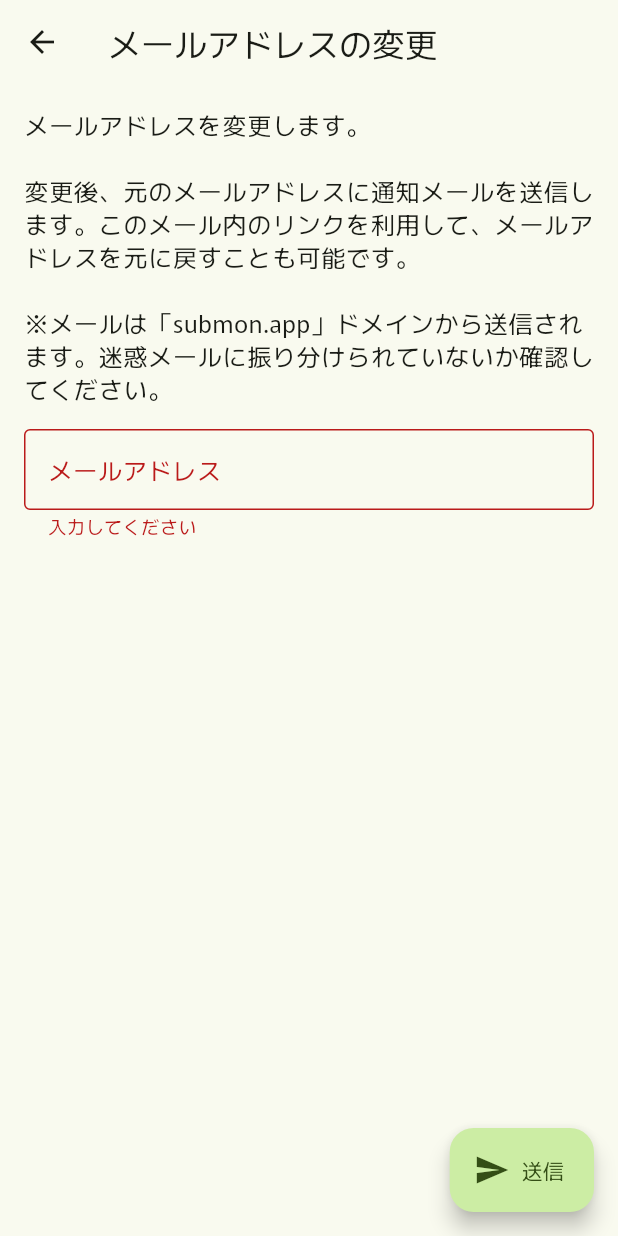
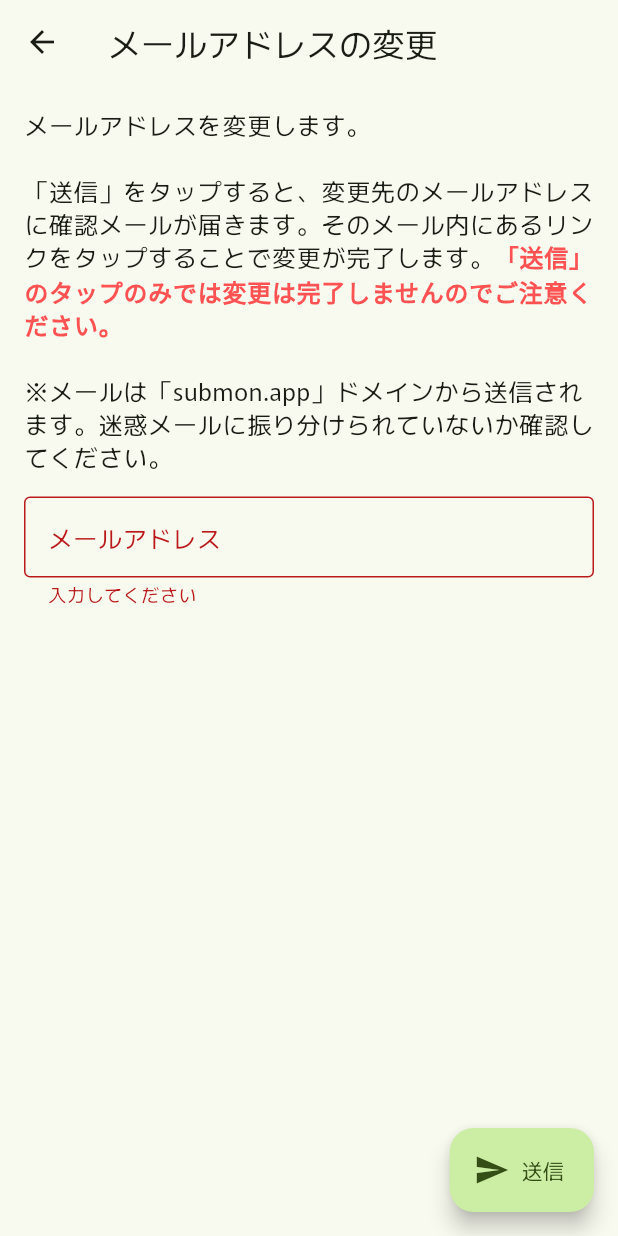
Before and after one commit to chika3742/submon_flt, a Flutter app: the AccountEditPage screen opened by its route, after a tap on "送信", on a phone screen of 412 x 824 dp. Run offline on Flutter 3.47's test engine with Material 3 defaults, Android fonts, the phone set to English and light mode, and no system bars; our stand-ins replace audioplayers, cloud_firestore, cloud_functions, device_info_plus, event_bus, firebase_analytics and 16 more; missing offline and left inert: extension_google_sign_in_as_googleapis_auth, googleapis; accounts and stored records are empty; generated files the repository leaves out were written again.

Commit message:
リンクハンドリングの修正

```diff
--- a/lib/link_handler/auth_link_helper.dart
+++ b/lib/link_handler/auth_link_handler.dart
@@ -3,6 +3,7 @@ import 'package:firebase_crashlytics/firebase_crashlytics.dart';
 import 'package:flutter/material.dart';
 import 'package:shared_preferences/shared_preferences.dart';
 import 'package:submon/pages/settings/account_edit_page.dart';
+import 'package:url_launcher/url_launcher.dart';
 
 import '../auth/sign_in_handler.dart';
 import '../db/shared_prefs.dart';
@@ -10,8 +11,8 @@ import '../main.dart';
 import '../utils/ui.dart';
 import '../utils/utils.dart';
 
-class AuthLinkHelper {
-  AuthLinkHelper._();
+class AuthLinkHandler {
+  AuthLinkHandler._();
 
   static void handle(Uri url) {
     switch (url.queryParameters["mode"]) {
@@ -27,10 +28,7 @@ class AuthLinkHelper {
   }
 
   static Future<void> _handleSignIn(Uri url) async {
-    var codeInfo = await _checkAuthActionCode(url);
-
-    if (codeInfo != null &&
-        codeInfo.operation == ActionCodeInfoOperation.emailSignIn) {
+    if (FirebaseAuth.instance.isSignInWithEmailLink(url.toString())) {
       var continueUri = Uri.parse(url.queryParameters["continueUrl"]!);
 
       var isReauth = continueUri.path != "/sign-in-from-email";
@@ -51,13 +49,21 @@ class AuthLinkHelper {
                   arguments: AccountEditPageArguments(
                       continueUri.queryParameters["new_email"]));
             }
+          } on FirebaseAuthException catch (e, stack) {
+            if (e.code == "invalid-action-code") {
+              showSnackBar(globalContext!, "URLの有効期限が切れたか、コードが正しくありません。");
+            } else {
+              showSnackBar(globalContext!, "エラーが発生しました。(${e.code})");
+              FirebaseCrashlytics.instance.recordError(e, stack);
+            }
+            Navigator.of(globalContext!, rootNavigator: true).pop();
           } catch (e, stack) {
             showSnackBar(globalContext!, "エラーが発生しました。");
             FirebaseCrashlytics.instance.recordError(e, stack);
             Navigator.of(globalContext!, rootNavigator: true).pop();
           }
         } else {
-          showSnackBar(globalContext!, "エラーが発生しました。");
+          showSnackBar(globalContext!, "ログインするデバイスと同じものでリンクを開いてください。");
         }
       } else {
         showSnackBar(globalContext!, "既にログインされています。ログアウトしてからお試しください。");
@@ -68,13 +74,10 @@ class AuthLinkHelper {
   static Future<void> _handleVerifyAndChangeEmail(Uri url) async {
     var codeInfo = await _checkAuthActionCode(url);
 
-    if (codeInfo != null &&
-        codeInfo.operation == ActionCodeInfoOperation.verifyAndChangeEmail) {
-      var auth = FirebaseAuth.instance;
-      await auth.applyActionCode(url.queryParameters["oobCode"]!);
-      await auth.signOut();
-      showSnackBar(globalContext!, "メールアドレスの変更が完了しました。再度ログインが必要となります。");
+    if (codeInfo != null) {
+      await FirebaseAuth.instance.signOut();
       backToWelcomePage(globalContext!);
+      launchUrl(url, mode: LaunchMode.externalApplication);
     }
   }
 
--- a/lib/link_handler/link_handler.dart
+++ b/lib/link_handler/link_handler.dart
@@ -3,7 +3,7 @@ import 'package:flutter/material.dart';
 import 'package:submon/link_handler/open_link_handler.dart';
 
 import '../utils/app_links.dart';
-import 'auth_link_helper.dart';
+import 'auth_link_handler.dart';
 
 class LinkHandler {
   LinkHandler._();
@@ -30,9 +30,9 @@ class LinkHandler {
     try {
       if (url.host == appDomain || url.scheme == "submon") {
         if (url.path == "/__/auth/action") {
-          AuthLinkHelper.handle(url);
+          AuthLinkHandler.handle(url);
         } else if (url.path == "/__/auth/links") {
-          AuthLinkHelper.handle(Uri.parse(url.queryParameters["link"]!));
+          AuthLinkHandler.handle(Uri.parse(url.queryParameters["link"]!));
         } else {
           OpenLinkHandler.handle(url);
         }
--- a/lib/main.dart
+++ b/lib/main.dart
@@ -251,7 +251,7 @@ class _ApplicationState extends State<Application> {
               (context) => SignInPage(
                 initialCred: args.initialCred,
                 mode: args.mode,
-                continuePath: args.continuePath,
+                continueUri: args.continueUri,
               ),
               settings,
             );
--- a/lib/pages/settings/account_edit_page.dart
+++ b/lib/pages/settings/account_edit_page.dart
@@ -2,6 +2,7 @@ import 'package:firebase_auth/firebase_auth.dart';
 import 'package:flutter/material.dart';
 import 'package:submon/auth/sign_in_handler.dart';
 import 'package:submon/pages/sign_in_page.dart';
+import 'package:submon/utils/app_links.dart';
 import 'package:submon/utils/ui.dart';
 import 'package:submon/utils/utils.dart';
 
@@ -60,7 +61,7 @@ class _AccountEditPageState extends State<AccountEditPage> {
         body: Stack(
           children: [
             if (_loading) const LinearProgressIndicator(),
-            Padding(
+            SingleChildScrollView(
               padding: const EdgeInsets.all(16.0),
               child: buildContent(),
             ),
@@ -127,11 +128,21 @@ class _AccountEditPageState extends State<AccountEditPage> {
   // Change email
   Widget buildChangeEmail() {
     return Column(crossAxisAlignment: CrossAxisAlignment.start, children: [
-      Text(
-          "メールアドレスを変更します。\n\n"
-          "変更後、元のメールアドレスに通知メールを送信します。このメール内のリンクを利用して、メールアドレスを元に戻すことも可能です。\n\n"
-          "※メールは「submon.app」ドメインから送信されます。迷惑メールに振り分けられていないか確認してください。",
-          style: Theme.of(context).textTheme.bodyLarge),
+      Text.rich(TextSpan(
+        children: const [
+          TextSpan(text: "メールアドレスを変更します。\n\n"),
+          TextSpan(
+              text: "「送信」をタップすると、変更先のメールアドレスに確認メールが"
+                  "届きます。そのメール内にあるリンクをタップすることで変更が完了します。"),
+          TextSpan(
+              text: "「送信」のタップのみでは変更は完了しませんのでご注意ください。\n\n",
+              style: TextStyle(
+                  fontWeight: FontWeight.bold, color: Colors.redAccent)),
+          TextSpan(
+              text: "※メールは「submon.app」ドメインから送信されます。迷惑メールに振り分けられていないか確認してください。")
+        ],
+        style: Theme.of(context).textTheme.bodyLarge,
+      )),
       const SizedBox(height: 16),
       TextFormField(
         controller: _form1Controller,
@@ -142,6 +153,7 @@ class _AccountEditPageState extends State<AccountEditPage> {
           border: const OutlineInputBorder(),
         ),
       ),
+      const SizedBox(height: 80),
     ]);
   }
 
@@ -160,11 +172,15 @@ class _AccountEditPageState extends State<AccountEditPage> {
     });
 
     try {
-      await FirebaseAuth.instance.currentUser!.updateEmail(
+      await FirebaseAuth.instance.currentUser!.verifyBeforeUpdateEmail(
         _form1Controller.text,
+        actionCodeSettings(Uri(
+          scheme: "https",
+          host: appDomain,
+        ).toString()),
       );
 
-      showSnackBar(context, "メールアドレスを変更しました。");
+      showSnackBar(context, "入力されたメールアドレスに確認メールを送信しました。ご確認ください。");
       Navigator.pop(context);
     } on FirebaseAuthException catch (e, stack) {
       switch (e.code) {
@@ -179,10 +195,17 @@ class _AccountEditPageState extends State<AccountEditPage> {
           var result = await Navigator.pushNamed(context, SignInPage.routeName,
               arguments: SignInPageArguments(
                 SignInMode.reauthenticate,
-                continuePath:
-                    "${AccountEditPage.changeEmailRouteName}?new_email=${Uri.encodeComponent(_form1Controller.text)}",
+                continueUri: Uri(
+                  scheme: "https",
+                  host: appDomain,
+                  path: AccountEditPage.changeEmailRouteName,
+                  queryParameters: {
+                    "new_email": _form1Controller.text,
+                  },
+                ),
               ));
           if (result == true) await changeEmail();
+          else Navigator.pop(context);
           break;
         default:
           handleAuthError(e, stack, context);
@@ -308,9 +331,13 @@ class _AccountEditPageState extends State<AccountEditPage> {
       if (e.code == "requires-recent-login") {
         showSnackBar(context, "セキュリティのため再ログインが必要です。");
         var result = await Navigator.pushNamed(context, SignInPage.routeName,
-            arguments: const SignInPageArguments(
+            arguments: SignInPageArguments(
               SignInMode.reauthenticate,
-              continuePath: AccountEditPage.deleteRouteName,
+              continueUri: Uri(
+                scheme: "https",
+                host: appDomain,
+                path: AccountEditPage.deleteRouteName,
+              ),
             ));
         if (result == true) {
           await executeAccountDeletion();
--- a/lib/pages/sign_in_page.dart
+++ b/lib/pages/sign_in_page.dart
@@ -19,13 +19,13 @@ class SignInPage extends StatefulWidget {
   const SignInPage({super.key,
       required this.initialCred,
       required this.mode,
-      this.continuePath});
+      this.continueUri});
 
   static const routeName = "/sign-in";
 
   final UserCredential? initialCred;
   final SignInMode mode;
-  final String? continuePath;
+  final Uri? continueUri;
 
   @override
   State<SignInPage> createState() => _SignInPageState();
@@ -34,9 +34,9 @@ class SignInPage extends StatefulWidget {
 class SignInPageArguments {
   final UserCredential? initialCred;
   final SignInMode mode;
-  final String? continuePath;
+  final Uri? continueUri;
 
-  const SignInPageArguments(this.mode, {this.initialCred, this.continuePath});
+  const SignInPageArguments(this.mode, {this.initialCred, this.continueUri});
 }
 
 class _SignInPageState extends State<SignInPage> {
@@ -250,11 +250,7 @@ class _SignInPageState extends State<SignInPage> {
               try {
                 await auth.sendSignInLinkToEmail(
                     email: currentUser.email!,
-                    actionCodeSettings: actionCodeSettings(Uri(
-                      scheme: "https",
-                      host: appDomain,
-                      path: widget.continuePath,
-                    ).toString()));
+                    actionCodeSettings: actionCodeSettings(widget.continueUri.toString()));
                 if (mounted) showSnackBar(context, "送信しました");
               } catch (e, stack) {
                 showSnackBar(context, "エラーが発生しました");
--- a/lib/utils/ui.dart
+++ b/lib/utils/ui.dart
@@ -149,9 +149,11 @@ void showLoadingModal(BuildContext context) {
   showModal(
       context: context,
       builder: (context) {
-        return const PopScope(
+        return PopScope(
           canPop: false,
-          child: Center(child: CircularProgressIndicator()),
+          child: Center(child: CircularProgressIndicator(
+            color: Theme.of(context).colorScheme.inversePrimary,
+          )),
         );
       });
 }
```
Also changed, not shown: 1 other file.
